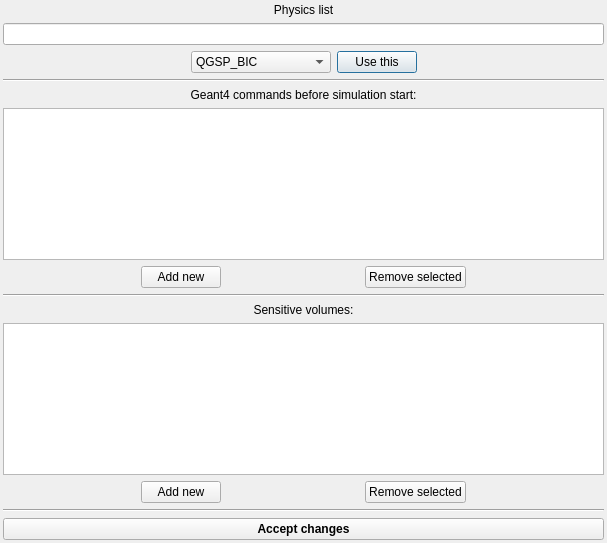
andrmor/ANTS2, file src/gui/ageant4configdialog.ui: the form before one commit.
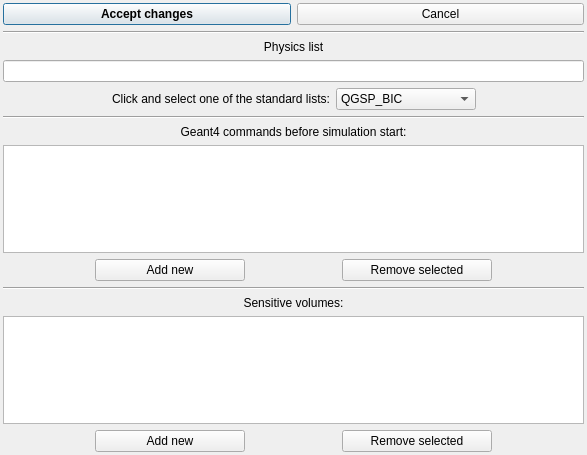
The form after the commit.

Patch:
```diff
--- a/src/gui/ageant4configdialog.ui
+++ b/src/gui/ageant4configdialog.ui
@@ -6,8 +6,8 @@
    <rect>
     <x>0</x>
     <y>0</y>
-    <width>607</width>
-    <height>543</height>
+    <width>587</width>
+    <height>455</height>
    </rect>
   </property>
   <property name="windowTitle">
@@ -26,6 +26,53 @@
    <property name="bottomMargin">
     <number>3</number>
    </property>
+   <item>
+    <layout class="QHBoxLayout" name="horizontalLayout_4">
+     <property name="topMargin">
+      <number>0</number>
+     </property>
+     <item>
+      <widget class="QPushButton" name="pbAccept">
+       <property name="font">
+        <font>
+         <weight>75</weight>
+         <bold>true</bold>
+        </font>
+       </property>
+       <property name="text">
+        <string>Accept changes</string>
+       </property>
+      </widget>
+     </item>
+     <item>
+      <widget class="QPushButton" name="pbCancel">
+       <property name="text">
+        <string>Cancel</string>
+       </property>
+      </widget>
+     </item>
+    </layout>
+   </item>
+   <item>
+    <spacer name="verticalSpacer_3">
+     <property name="orientation">
+      <enum>Qt::Vertical</enum>
+     </property>
+     <property name="sizeHint" stdset="0">
+      <size>
+       <width>20</width>
+       <height>40</height>
+      </size>
+     </property>
+    </spacer>
+   </item>
+   <item>
+    <widget class="Line" name="line">
+     <property name="orientation">
+      <enum>Qt::Horizontal</enum>
+     </property>
+    </widget>
+   </item>
    <item>
     <widget class="QLabel" name="label_3">
      <property name="text">
@@ -57,6 +104,13 @@
        </property>
       </spacer>
      </item>
+     <item>
+      <widget class="QLabel" name="label_4">
+       <property name="text">
+        <string>Click and select one of the standard lists:</string>
+       </property>
+      </widget>
+     </item>
      <item>
       <widget class="QComboBox" name="cobRefPhysLists">
        <item>
@@ -131,13 +185,6 @@
        </item>
       </widget>
      </item>
-     <item>
-      <widget class="QPushButton" name="pbSelectReferencePhList">
-       <property name="text">
-        <string>Use this</string>
-       </property>
-      </widget>
-     </item>
      <item>
       <spacer name="horizontalSpacer_8">
        <property name="orientation">
@@ -160,6 +207,19 @@
      </property>
     </widget>
    </item>
+   <item>
+    <spacer name="verticalSpacer">
+     <property name="orientation">
+      <enum>Qt::Vertical</enum>
+     </property>
+     <property name="sizeHint" stdset="0">
+      <size>
+       <width>20</width>
+       <height>40</height>
+      </size>
+     </property>
+    </spacer>
+   </item>
    <item>
     <widget class="QLabel" name="label">
      <property name="text">
@@ -190,6 +250,12 @@
      </item>
      <item>
       <widget class="QPushButton" name="pbAddCommand">
+       <property name="minimumSize">
+        <size>
+         <width>150</width>
+         <height>0</height>
+        </size>
+       </property>
        <property name="text">
         <string>Add new</string>
        </property>
@@ -210,6 +276,12 @@
      </item>
      <item>
       <widget class="QPushButton" name="pbRemoveCommand">
+       <property name="minimumSize">
+        <size>
+         <width>150</width>
+         <height>0</height>
+        </size>
+       </property>
        <property name="text">
         <string>Remove selected</string>
        </property>
@@ -237,6 +309,19 @@
      </property>
     </widget>
    </item>
+   <item>
+    <spacer name="verticalSpacer_2">
+     <property name="orientation">
+      <enum>Qt::Vertical</enum>
+     </property>
+     <property name="sizeHint" stdset="0">
+      <size>
+       <width>20</width>
+       <height>40</height>
+      </size>
+     </property>
+    </spacer>
+   </item>
    <item>
     <widget class="QLabel" name="label_2">
      <property name="text">
@@ -267,6 +352,12 @@
      </item>
      <item>
       <widget class="QPushButton" name="pbAddVolume">
+       <property name="minimumSize">
+        <size>
+         <width>150</width>
+         <height>0</height>
+        </size>
+       </property>
        <property name="text">
         <string>Add new</string>
        </property>
@@ -287,6 +378,12 @@
      </item>
      <item>
       <widget class="QPushButton" name="pbRemoveVolume">
+       <property name="minimumSize">
+        <size>
+         <width>150</width>
+         <height>0</height>
+        </size>
+       </property>
        <property name="text">
         <string>Remove selected</string>
        </property>
@@ -307,26 +404,6 @@
      </item>
     </layout>
    </item>
-   <item>
-    <widget class="Line" name="line">
-     <property name="orientation">
-      <enum>Qt::Horizontal</enum>
-     </property>
-    </widget>
-   </item>
-   <item>
-    <widget class="QPushButton" name="pbAccept">
-     <property name="font">
-      <font>
-       <weight>75</weight>
-       <bold>true</bold>
-      </font>
-     </property>
-     <property name="text">
-      <string>Accept changes</string>
-     </property>
-    </widget>
-   </item>
   </layout>
  </widget>
  <resources/>
```
